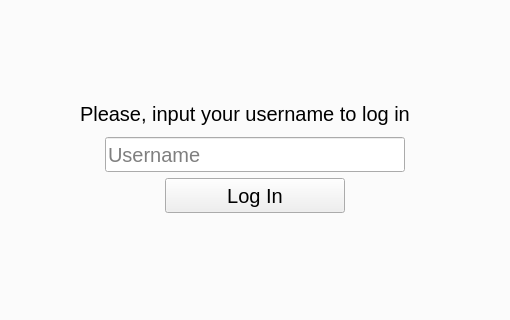
Qt form Svoboda_team/mainwindow.ui (Svobodateam/svoboda_team) before a commit; both pictures show x 205 to 715 and y 247 to 567 of the 919 by 759 pixel window.
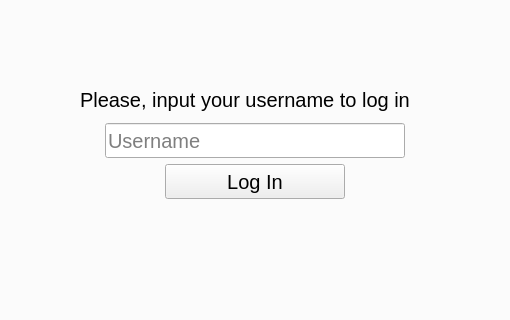
The same form after that commit. Icons and pictures are not drawn.

Commit message: st-32 -- auth added, hide tab implemented

The edit to the form file:
```diff
--- a/Svoboda_team/mainwindow.ui
+++ b/Svoboda_team/mainwindow.ui
@@ -62,7 +62,20 @@
           </property>
          </spacer>
         </item>
-        <item row="3" column="1">
+        <item row="2" column="0">
+         <spacer name="space_leftAuth">
+          <property name="orientation">
+           <enum>Qt::Horizontal</enum>
+          </property>
+          <property name="sizeHint" stdset="0">
+           <size>
+            <width>255</width>
+            <height>20</height>
+           </size>
+          </property>
+         </spacer>
+        </item>
+        <item row="4" column="1">
          <spacer name="spacer_bottomAuth">
           <property name="orientation">
            <enum>Qt::Vertical</enum>
@@ -201,6 +214,25 @@
           </item>
          </layout>
         </item>
+        <item row="3" column="1">
+         <widget class="QLabel" name="lbl_error">
+          <property name="font">
+           <font>
+            <pointsize>15</pointsize>
+           </font>
+          </property>
+          <property name="styleSheet">
+           <string notr="true">border-image: url();
+color: rgb(255, 0, 0);</string>
+          </property>
+          <property name="text">
+           <string/>
+          </property>
+          <property name="alignment">
+           <set>Qt::AlignCenter</set>
+          </property>
+         </widget>
+        </item>
        </layout>
       </widget>
       <widget class="QWidget" name="tab_balances">
```
Left out of the diff: 86 changed lines with no effect on the pictures. The commit also changes 4 other files.
